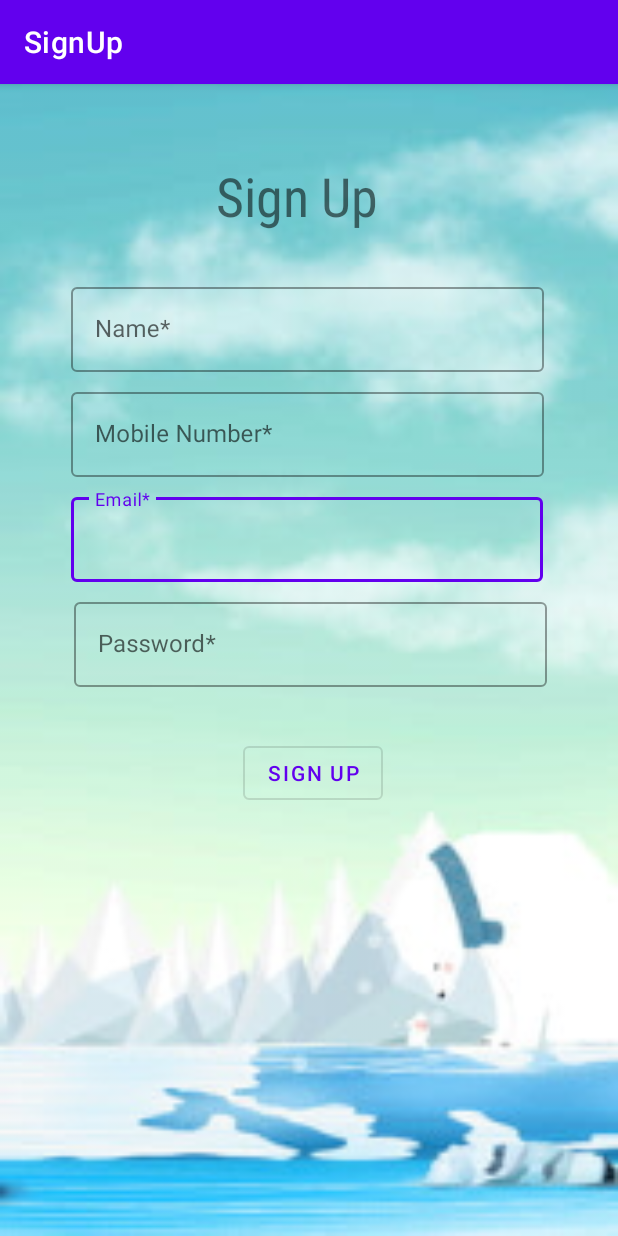
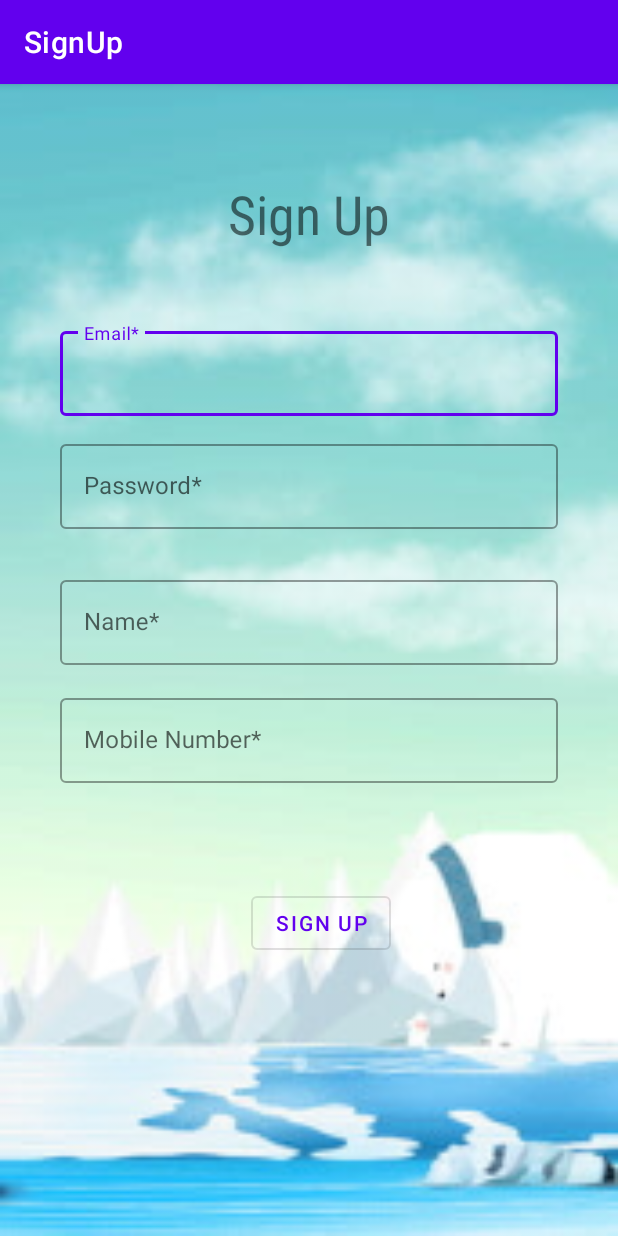
Before and after one commit to CHENNUPATIBALU/FileDrive, an Android app: the SignUpActivity screen opened directly, with no data from a screen before it, on a phone screen of 412 x 824 dp. Run offline under Robolectric (Android 15) with nearby library versions, the phone set to English and light mode, and no system bars; our stand-ins replace Firebase (no records; nobody signed in at launch, a user with empty details on screens opened directly); libraries missing offline, so code that uses them is left out: com.firebase.client; 1 statement that could not run was skipped.

Commit message:
Layouts updated to support all screens

```diff
--- a/app/src/main/java/com/chennupatibalu/filedrive/MainActivity.java
+++ b/app/src/main/java/com/chennupatibalu/filedrive/MainActivity.java
@@ -127,4 +127,9 @@ public class MainActivity extends AppCompatActivity {
         dialog.show();
     }
 
+    @Override
+    public void onBackPressed() {
+        super.onBackPressed();
+        finish();
+    }
 }
--- a/app/src/main/java/com/chennupatibalu/filedrive/SignUpActivity.java
+++ b/app/src/main/java/com/chennupatibalu/filedrive/SignUpActivity.java
@@ -70,4 +70,9 @@ public class SignUpActivity extends AppCompatActivity {
                 }
         });
     }
+    @Override
+    public void onBackPressed() {
+        super.onBackPressed();
+        finish();
+    }
 }
--- a/app/src/main/res/layout/activity_sign_up.xml
+++ b/app/src/main/res/layout/activity_sign_up.xml
@@ -7,10 +7,11 @@
     android:background="@mipmap/login_background"
     tools:context=".SignUpActivity">
 
-    <RelativeLayout
+    <androidx.constraintlayout.widget.ConstraintLayout
         android:layout_width="match_parent"
         android:layout_height="match_parent"
         app:layout_constraintEnd_toEndOf="parent"
+        app:layout_constraintHorizontal_bias="0.0"
         app:layout_constraintStart_toStartOf="parent"
         app:layout_constraintTop_toTopOf="parent">
 
@@ -24,15 +25,20 @@
             android:layout_alignParentTop="true"
             android:layout_alignParentEnd="true"
             android:layout_alignParentRight="true"
-            android:layout_marginStart="47dp"
-            android:layout_marginLeft="46dp"
-            android:layout_marginTop="270dp"
-            android:layout_marginEnd="50dp"
-            android:layout_marginRight="49dp"
+            android:layout_marginStart="40dp"
+            android:layout_marginLeft="40dp"
+            android:layout_marginRight="40dp"
+            android:layout_marginEnd="40dp"
             android:autofillHints=""
             android:ems="10"
             android:hint="@string/prompt_email"
-            android:inputType="textEmailAddress">
+            android:inputType="textEmailAddress"
+            app:layout_constraintBottom_toBottomOf="parent"
+            app:layout_constraintEnd_toEndOf="parent"
+            app:layout_constraintHorizontal_bias="0.0"
+            app:layout_constraintStart_toStartOf="parent"
+            app:layout_constraintTop_toTopOf="parent"
+            app:layout_constraintVertical_bias="0.226">
 
             <com.google.android.material.textfield.TextInputEditText
                 android:layout_width="match_parent"
@@ -50,15 +56,20 @@
             android:layout_alignParentTop="true"
             android:layout_alignParentEnd="true"
             android:layout_alignParentRight="true"
-            android:layout_marginStart="49dp"
-            android:layout_marginLeft="44dp"
-            android:layout_marginTop="340dp"
-            android:layout_marginEnd="47dp"
-            android:layout_marginRight="47dp"
+            android:layout_marginStart="40dp"
+            android:layout_marginLeft="40dp"
+            android:layout_marginRight="40dp"
+            android:layout_marginEnd="40dp"
             android:autofillHints=""
             android:ems="10"
             android:hint="@string/prompt_password"
-            android:inputType="textPassword">
+            android:inputType="textPassword"
+            app:layout_constraintBottom_toBottomOf="parent"
+            app:layout_constraintEnd_toEndOf="parent"
+            app:layout_constraintHorizontal_bias="0.0"
+            app:layout_constraintStart_toStartOf="parent"
+            app:layout_constraintTop_toBottomOf="@+id/emailET"
+            app:layout_constraintVertical_bias="0.027">
 
             <com.google.android.material.textfield.TextInputEditText
                 android:layout_width="match_parent"
@@ -76,10 +87,16 @@
             android:layout_alignParentStart="true"
             android:layout_alignParentLeft="true"
             android:layout_alignParentTop="true"
-            android:layout_marginStart="162dp"
-            android:layout_marginLeft="162dp"
-            android:layout_marginTop="435dp"
-            android:text="@string/sign_up" />
+            android:layout_alignParentEnd="true"
+            android:layout_alignParentRight="true"
+            android:layout_marginTop="25dp"
+            android:text="@string/sign_up"
+            app:layout_constraintBottom_toBottomOf="parent"
+            app:layout_constraintEnd_toEndOf="parent"
+            app:layout_constraintHorizontal_bias="0.525"
+            app:layout_constraintStart_toStartOf="parent"
+            app:layout_constraintTop_toBottomOf="@+id/signUpProgressBar"
+            app:layout_constraintVertical_bias="0.063" />
 
         <com.google.android.material.textfield.TextInputLayout
             android:id="@+id/personName"
@@ -91,15 +108,21 @@
             android:layout_alignParentTop="true"
             android:layout_alignParentEnd="true"
             android:layout_alignParentRight="true"
-            android:layout_marginStart="47dp"
-            android:layout_marginLeft="47dp"
-            android:layout_marginTop="130dp"
-            android:layout_marginEnd="49dp"
-            android:layout_marginRight="49dp"
+            android:layout_marginStart="40dp"
+            android:layout_marginLeft="40dp"
+            android:layout_marginEnd="40dp"
+            android:layout_marginRight="40dp"
+            android:layout_marginBottom="240dp"
             android:autofillHints=""
             android:ems="10"
             android:hint="@string/name"
-            android:inputType="textPersonName">
+            android:inputType="textPersonName"
+            app:layout_constraintBottom_toBottomOf="parent"
+            app:layout_constraintEnd_toEndOf="parent"
+            app:layout_constraintHorizontal_bias="0.0"
+            app:layout_constraintStart_toStartOf="parent"
+            app:layout_constraintTop_toBottomOf="@+id/passwordET"
+            app:layout_constraintVertical_bias="0.169">
 
             <com.google.android.material.textfield.TextInputEditText
                 android:layout_width="match_parent"
@@ -107,25 +130,31 @@
 
         </com.google.android.material.textfield.TextInputLayout>
 
+
         <com.google.android.material.textfield.TextInputLayout
             android:id="@+id/phoneNumber"
             style="@style/Widget.MaterialComponents.TextInputLayout.OutlinedBox"
-            android:layout_width="wrap_content"
+            android:layout_width="match_parent"
             android:layout_height="wrap_content"
             android:layout_alignParentStart="true"
             android:layout_alignParentLeft="true"
             android:layout_alignParentTop="true"
             android:layout_alignParentEnd="true"
             android:layout_alignParentRight="true"
-            android:layout_marginStart="47dp"
-            android:layout_marginLeft="47dp"
-            android:layout_marginTop="200dp"
-            android:layout_marginEnd="49dp"
-            android:layout_marginRight="49dp"
+            android:layout_marginStart="40dp"
+            android:layout_marginLeft="40dp"
+            android:layout_marginEnd="40dp"
+            android:layout_marginRight="40dp"
             android:autofillHints=""
             android:ems="10"
             android:hint="@string/mobile_number"
-            android:inputType="phone">
+            android:inputType="phone"
+            app:layout_constraintBottom_toBottomOf="parent"
+            app:layout_constraintEnd_toEndOf="parent"
+            app:layout_constraintHorizontal_bias="0.0"
+            app:layout_constraintStart_toStartOf="parent"
+            app:layout_constraintTop_toBottomOf="@+id/personName"
+            app:layout_constraintVertical_bias="0.053">
 
             <com.google.android.material.textfield.TextInputEditText
                 android:layout_width="match_parent"
@@ -140,36 +169,46 @@
             android:layout_alignParentStart="true"
             android:layout_alignParentLeft="true"
             android:layout_alignParentTop="true"
-            android:layout_marginStart="144dp"
-            android:layout_marginLeft="144dp"
-            android:layout_marginTop="50dp"
+            android:layout_marginStart="130dp"
+            android:layout_marginLeft="130dp"
+            android:layout_marginEnd="130dp"
+            android:layout_marginRight="130dp"
             android:fontFamily="sans-serif-condensed"
             android:foregroundGravity="center"
             android:text="@string/sign_up"
-            android:textSize="36sp">
+            android:textSize="36sp"
+            app:layout_constraintBottom_toBottomOf="parent"
+            app:layout_constraintEnd_toEndOf="parent"
+            app:layout_constraintStart_toStartOf="parent"
+            app:layout_constraintTop_toTopOf="parent"
+            app:layout_constraintVertical_bias="0.086">
 
         </com.google.android.material.textview.MaterialTextView>
 
-
         <ProgressBar
             android:id="@+id/signUpProgressBar"
-            style="?android:attr/progressBarStyle"
-            android:layout_width="296dp"
-            android:layout_height="6dp"
+            style="@style/Widget.AppCompat.ProgressBar.Horizontal"
+            android:layout_width="match_parent"
+            android:layout_height="wrap_content"
             android:layout_alignParentStart="true"
             android:layout_alignParentLeft="true"
             android:layout_alignParentTop="true"
             android:layout_alignParentEnd="true"
             android:layout_alignParentRight="true"
             android:layout_alignParentBottom="true"
-            android:layout_marginStart="58dp"
-            android:layout_marginLeft="58dp"
-            android:layout_marginTop="416dp"
-            android:layout_marginEnd="57dp"
-            android:layout_marginRight="57dp"
-            android:layout_marginBottom="181dp"
+            android:layout_marginStart="50dp"
+            android:layout_marginLeft="50dp"
+            android:layout_marginTop="15dp"
+            android:layout_marginEnd="40dp"
+            android:layout_marginRight="40dp"
             android:indeterminate="true"
-            android:visibility="invisible" />
+            android:visibility="invisible"
+            app:layout_constraintBottom_toBottomOf="parent"
+            app:layout_constraintEnd_toEndOf="parent"
+            app:layout_constraintHorizontal_bias="1.0"
+            app:layout_constraintStart_toStartOf="parent"
+            app:layout_constraintTop_toBottomOf="@+id/phoneNumber"
+            app:layout_constraintVertical_bias="0.0" />
 
-    </RelativeLayout>
+    </androidx.constraintlayout.widget.ConstraintLayout>
 </androidx.constraintlayout.widget.ConstraintLayout>
--- a/app/src/main/res/values/strings.xml
+++ b/app/src/main/res/values/strings.xml
@@ -33,4 +33,5 @@
     <string name="cancel">Cancel</string>
     <string name="new_folder">New Folder</string>
     <string name="about">About</string>
+    <string name="forgot_password">Forgot Password?</string>
 </resources>
```
Also changed, not shown: app/src/main/AndroidManifest.xml (+5 -2 lines), app/src/main/java/com/chennupatibalu/filedrive/ForgotPasswordActivity.java (added, +80 -0 lines), app/src/main/java/com/chennupatibalu/filedrive/LoginActivity.java (+12 -7 lines), app/src/main/res/layout/activity_forgot_password.xml (added, +97 -0 lines), app/src/main/res/layout/activity_login.xml (+99 -45 lines).
